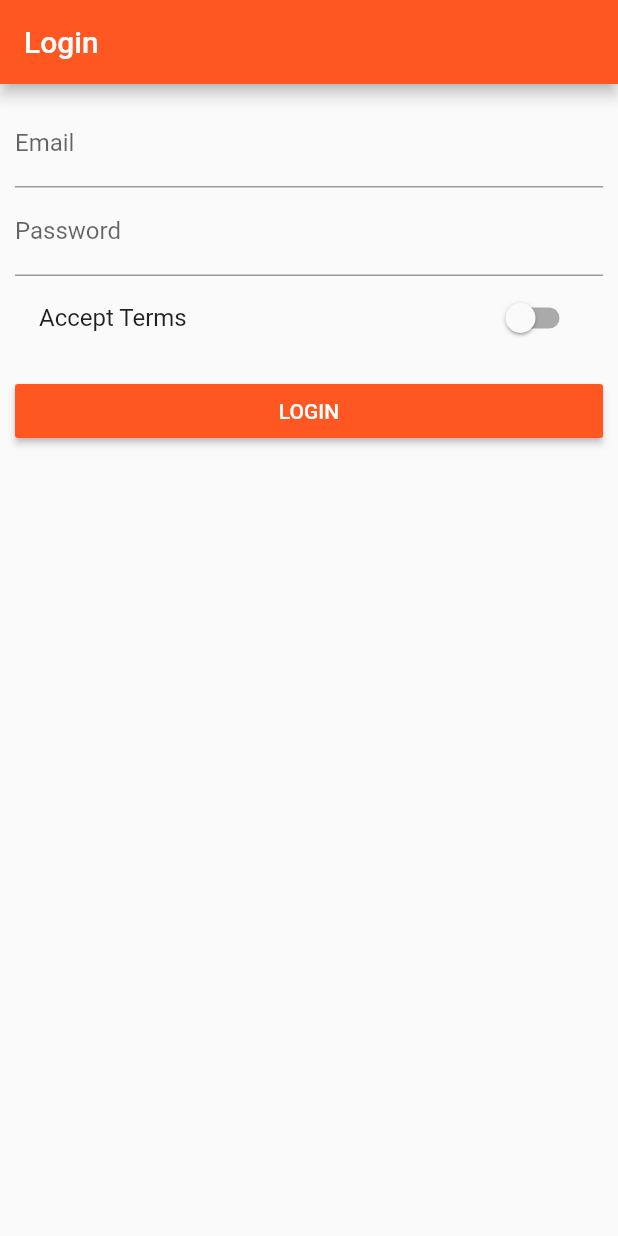
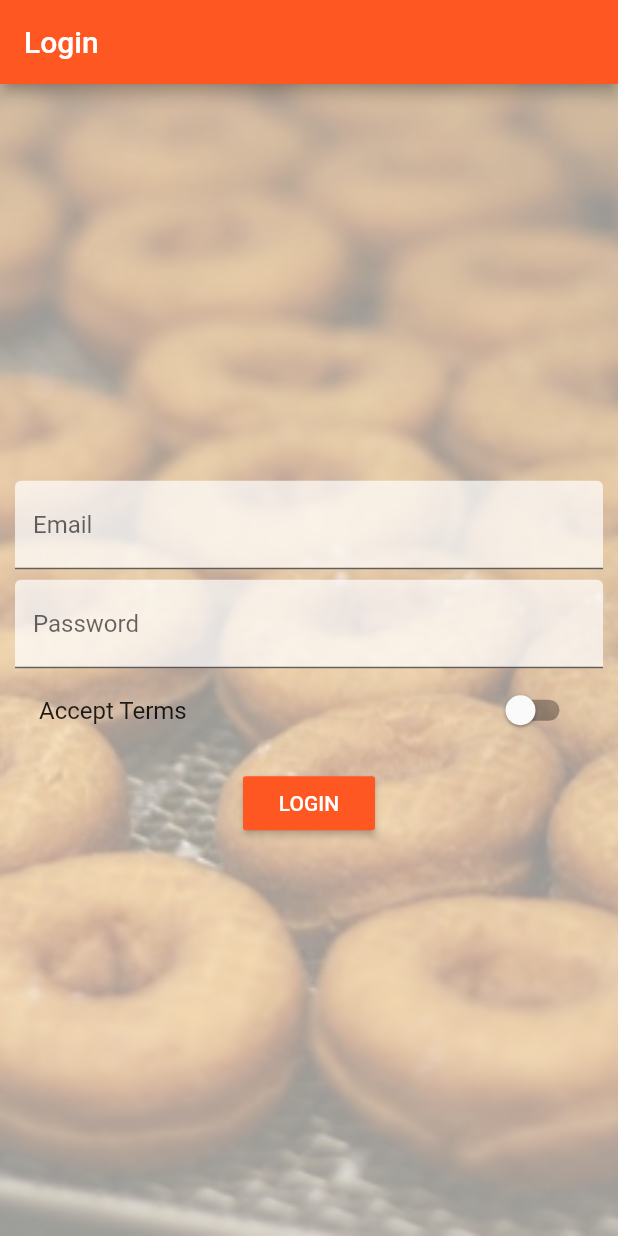
Before and after one commit to moosubb4/learnFlutter, a Flutter app: the screen it shows after launch, on a phone screen of 412 x 824 dp. Run offline on Flutter 3.47's test engine with Material 2 defaults, Android fonts, the phone set to English and light mode, and no system bars; Roboto replaces fonts that are missing (Oswald).

Commit message:
add auth image background

```diff
--- a/flutter_course/lib/main.dart
+++ b/flutter_course/lib/main.dart
@@ -1,11 +1,15 @@
 import 'package:flutter/material.dart';
+// import 'package:flutter/rendering.dart';
 
 import './pages/auth.dart';
 import './pages/products_admin.dart';
 import './pages/products.dart';
 import './pages/product.dart';
 
-void main() => runApp(MyApp());
+void main() {
+  // debugPaintSizeEnabled = true;
+  runApp(MyApp());
+}
 
 class MyApp extends StatefulWidget {
   @override
--- a/flutter_course/lib/pages/auth.dart
+++ b/flutter_course/lib/pages/auth.dart
@@ -19,20 +19,41 @@ class _AuthPageState extends State<AuthPage> {
           title: Text('Login'),
         ),
         body: Container(
-          margin: EdgeInsets.all(10.0),
-          child: ListView(
+          decoration: BoxDecoration(
+            image: DecorationImage(
+              fit: BoxFit.cover,
+              colorFilter: ColorFilter.mode(
+                  Colors.black.withOpacity(0.4), BlendMode.dstATop),
+              image: AssetImage('assets/alotDonut.jpg'),
+            ),
+          ),
+          padding: EdgeInsets.all(10.0),
+          child: Center(
+            child: SingleChildScrollView(
+              child: Column(
                 children: <Widget>[
                   TextField(
-                decoration: InputDecoration(labelText: 'Email'),
+                    decoration: InputDecoration(
+                      labelText: 'Email',
+                      filled: true,
+                      fillColor: Colors.white70,
+                    ),
                     onChanged: (String value) {
                       setState(() {
                         _emailValue = value;
                       });
                     },
                   ),
+                  SizedBox(
+                    height: 7.0,
+                  ),
                   TextField(
                     obscureText: true,
-                decoration: InputDecoration(labelText: 'Password'),
+                    decoration: InputDecoration(
+                      labelText: 'Password',
+                      filled: true,
+                      fillColor: Colors.white70,
+                    ),
                     onChanged: (String value) {
                       setState(() {
                         _passwordValue = value;
@@ -59,6 +80,8 @@ class _AuthPageState extends State<AuthPage> {
                   ),
                 ],
               ),
+            ),
+          ),
         ));
   }
 }
--- a/flutter_course/lib/pages/products_admin.dart
+++ b/flutter_course/lib/pages/products_admin.dart
@@ -22,6 +22,7 @@ class ProductsAdminPage extends StatelessWidget {
                 title: Text('Choose'),
               ),
               ListTile(
+                leading: Icon(Icons.shop),
                 title: Text('All Product'),
                 onTap: () {
                   Navigator.pushReplacementNamed(context, '/admins');
--- a/flutter_course/pubspec.yaml
+++ b/flutter_course/pubspec.yaml
@@ -42,6 +42,8 @@ flutter:
     - assets/donut.png
     - assets/Genkidama.jpg
     - assets/food.jpg
+    - assets/alotDonut.jpg
+    - assets/donutguy.JPG
 
   #  - images/a_dot_ham.jpeg
 
```
Also changed, not shown: flutter_course/lib/pages/products.dart (+7 -0 lines), flutter_course/lib/products.dart (+10 -3 lines), flutter_course/assets/alotDonut.jpg (added), flutter_course/assets/donutguy.JPG (added). Lines whose indentation alone changed are shown as unchanged.
